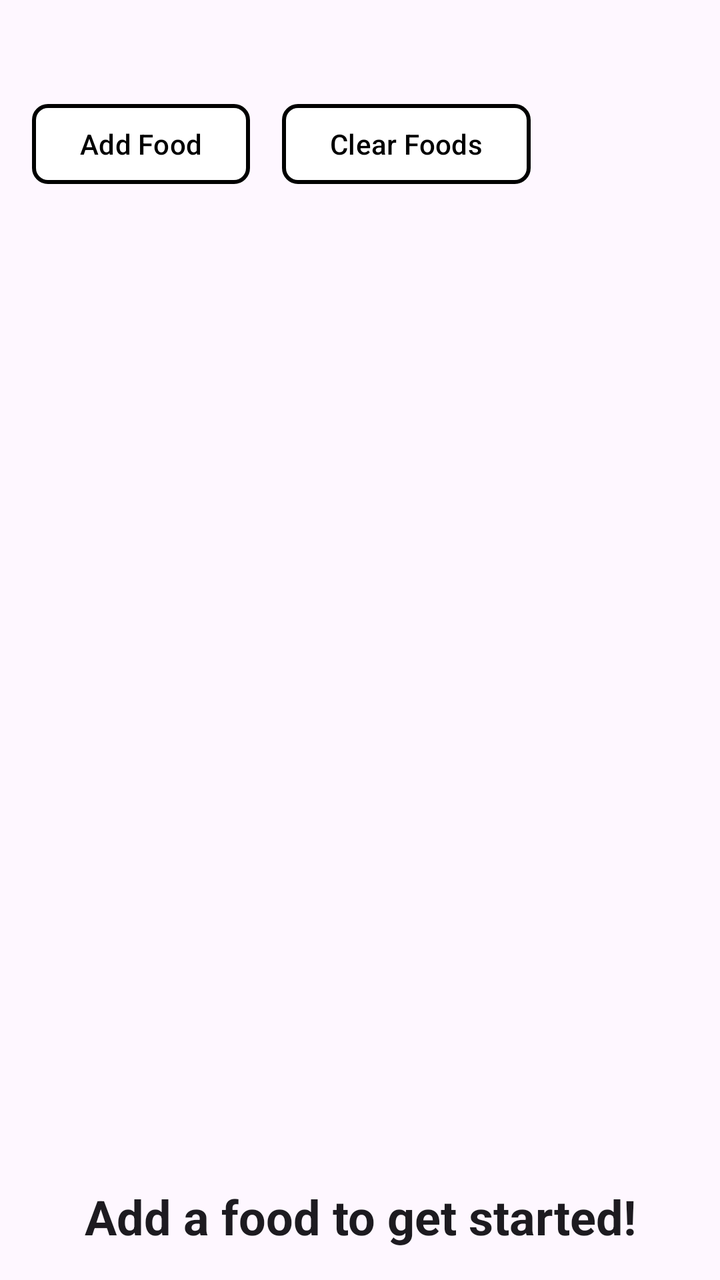
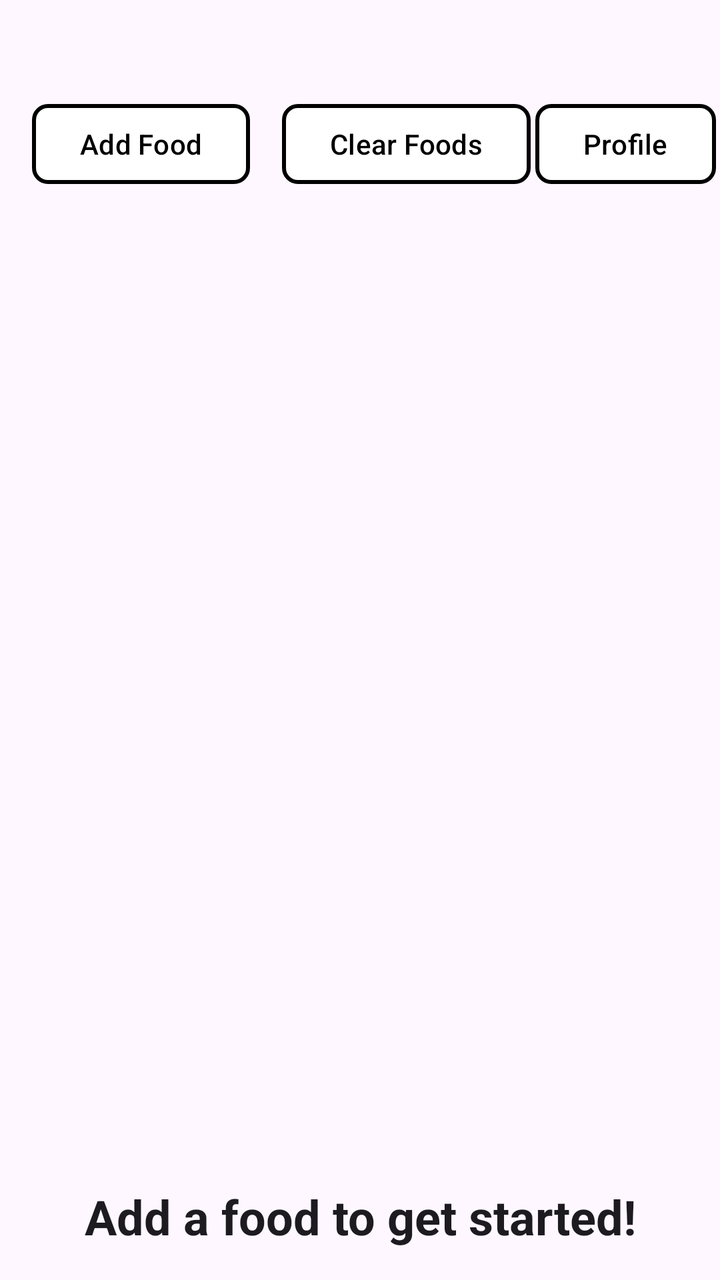

Two renders of the same Android screen: before a commit and after it. Below are the layout's source before the change and the commit's diff.
<!-- AndroidManifest.xml: application theme Theme.SimpleCalorieTracker -->
<!-- res/layout/activity_main.xml -->
<?xml version="1.0" encoding="utf-8"?>
<androidx.constraintlayout.widget.ConstraintLayout xmlns:android="http://schemas.android.com/apk/res/android"
    xmlns:app="http://schemas.android.com/apk/res-auto"
    xmlns:tools="http://schemas.android.com/tools"
    android:id="@+id/main"
    android:layout_width="match_parent"
    android:layout_height="match_parent"
    tools:context=".MainActivity">

    <com.google.android.material.button.MaterialButton
        android:id="@+id/clear_food"
        android:layout_width="wrap_content"
        android:layout_height="wrap_content"
        android:layout_marginStart="16dp"
        android:text="Clear Foods"
        android:textColor="#000000"
        app:backgroundTint="@color/white"
        app:cornerRadius="8dp"
        app:layout_constraintBottom_toTopOf="@+id/food_list"
        app:layout_constraintStart_toEndOf="@+id/add_food"
        app:layout_constraintTop_toTopOf="parent"
        app:layout_constraintVertical_bias="1.0"
        app:strokeColor="@color/black"
        app:strokeWidth="2dp" />

    <ListView
        android:id="@+id/food_list"
        android:layout_width="match_parent"
        android:layout_height="match_parent"
        android:layout_marginTop="96dp"
        android:layout_marginBottom="64dp"
        app:layout_constraintBottom_toBottomOf="parent"
        app:layout_constraintTop_toTopOf="parent"
        tools:layout_editor_absoluteX="0dp">

    </ListView>

    <TextView
        android:id="@+id/total_calories"
        android:layout_width="wrap_content"
        android:layout_height="wrap_content"
        android:text="Add a food to get started!"
        android:textAppearance="@style/TextAppearance.AppCompat.Large"
        android:textSize="24sp"
        android:textStyle="bold"
        app:layout_constraintBottom_toBottomOf="parent"
        app:layout_constraintEnd_toEndOf="parent"
        app:layout_constraintStart_toStartOf="parent"
        app:layout_constraintTop_toBottomOf="@+id/food_list" />

    <com.google.android.material.button.MaterialButton
        android:id="@+id/add_food"
        android:layout_width="wrap_content"
        android:layout_height="wrap_content"
        android:layout_marginStart="16dp"
        android:text="Add Food"
        android:textColor="#000000"
        app:backgroundTint="@color/white"
        app:cornerRadius="8dp"
        app:layout_constraintBottom_toTopOf="@+id/food_list"
        app:layout_constraintStart_toStartOf="parent"
        app:layout_constraintTop_toTopOf="parent"
        app:layout_constraintVertical_bias="1.0"
        app:strokeColor="@color/black"
        app:strokeWidth="2dp" />

</androidx.constraintlayout.widget.ConstraintLayout>
<!-- resources referenced by this layout -->
<resources>
  <color name="black">#FF000000</color>
  <color name="white">#FFFFFFFF</color>
  <style name="Theme.SimpleCalorieTracker" parent="Base.Theme.SimpleCalorieTracker" />
  <style name="Base.Theme.SimpleCalorieTracker" parent="Theme.Material3.DayNight.NoActionBar">
          
          
      </style>
</resources>

<!-- the commit's change to res/layout/activity_main.xml (unified diff, before → after) -->
@@ -6,6 +6,22 @@
     android:layout_width="match_parent"
     android:layout_height="match_parent"
     tools:context=".MainActivity">
+
+    <com.google.android.material.button.MaterialButton
+        android:id="@+id/profile"
+        android:layout_width="wrap_content"
+        android:layout_height="wrap_content"
+        android:text="Profile"
+        android:textColor="#000000"
+        app:backgroundTint="@color/white"
+        app:cornerRadius="8dp"
+        app:layout_constraintBottom_toTopOf="@+id/food_list"
+        app:layout_constraintEnd_toEndOf="parent"
+        app:layout_constraintStart_toEndOf="@+id/clear_food"
+        app:layout_constraintTop_toTopOf="parent"
+        app:layout_constraintVertical_bias="1.0"
+        app:strokeColor="@color/black"
+        app:strokeWidth="2dp" />
 
     <com.google.android.material.button.MaterialButton
         android:id="@+id/clear_food"
